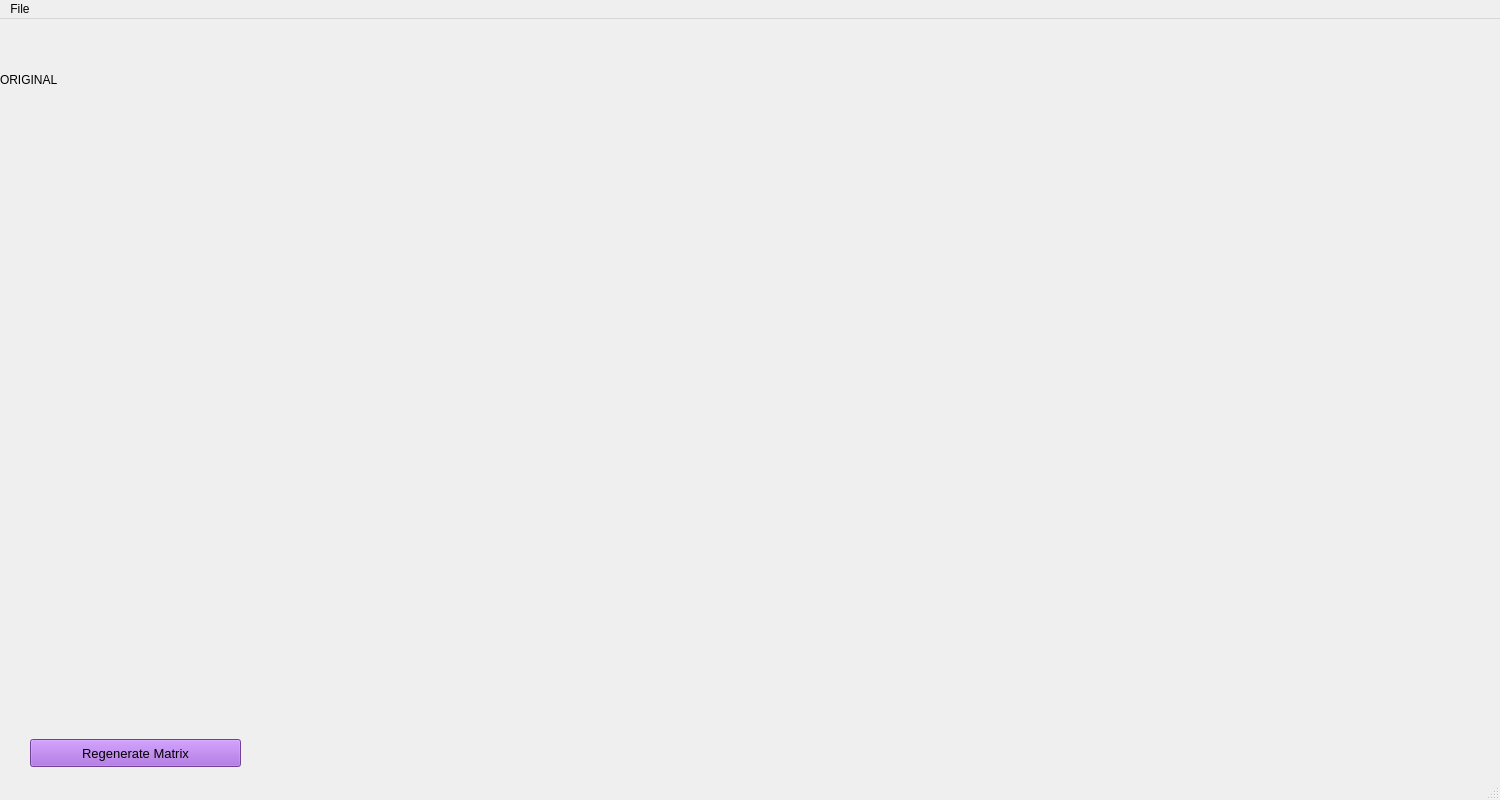
Above: src/qt_designer_file/tuningPanel.ui from jjakow/Noisey-image_Jan before the change. Below: the same form after it.
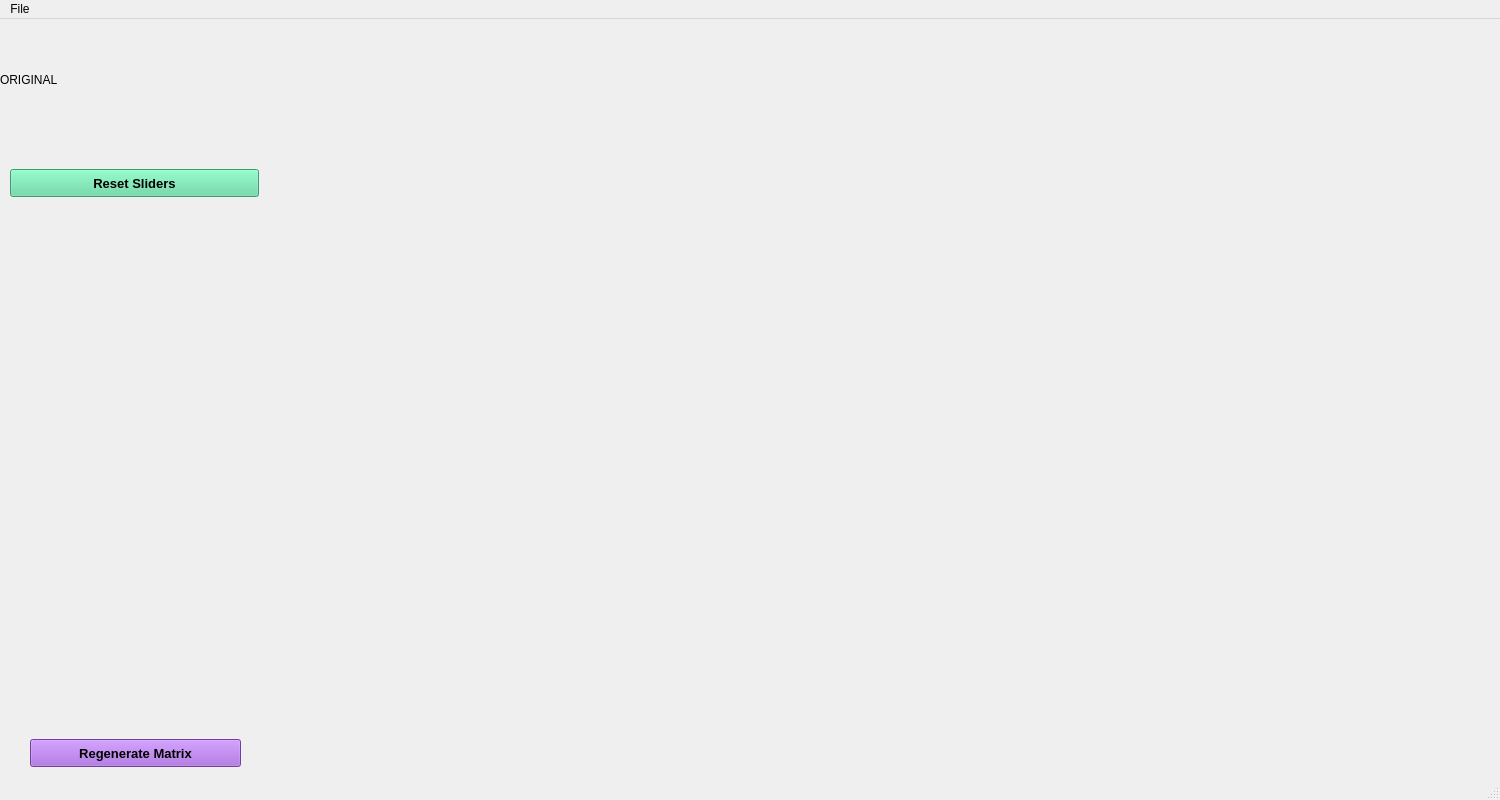
That is the form after the change.

Commit message: Degradation Settings - slider fixes, new button

```diff
--- a/src/qt_designer_file/tuningPanel.ui
+++ b/src/qt_designer_file/tuningPanel.ui
@@ -13,6 +13,12 @@
     <height>800</height>
    </rect>
   </property>
+  <property name="sizePolicy">
+   <sizepolicy hsizetype="Preferred" vsizetype="Preferred">
+    <horstretch>0</horstretch>
+    <verstretch>0</verstretch>
+   </sizepolicy>
+  </property>
   <property name="contextMenuPolicy">
    <enum>Qt::DefaultContextMenu</enum>
   </property>
@@ -37,9 +43,9 @@
     <property name="geometry">
      <rect>
       <x>10</x>
-      <y>139</y>
+      <y>179</y>
       <width>251</width>
-      <height>551</height>
+      <height>511</height>
      </rect>
     </property>
     <layout class="QVBoxLayout" name="sliderLayout"/>
@@ -59,8 +65,8 @@
     <property name="font">
      <font>
       <pointsize>10</pointsize>
-      <weight>50</weight>
-      <bold>false</bold>
+      <weight>75</weight>
+      <bold>true</bold>
       <kerning>false</kerning>
      </font>
     </property>
@@ -148,6 +154,29 @@
     </property>
     <layout class="QVBoxLayout" name="y_label_col"/>
    </widget>
+   <widget class="QPushButton" name="resetSlidersButton">
+    <property name="geometry">
+     <rect>
+      <x>10</x>
+      <y>150</y>
+      <width>249</width>
+      <height>28</height>
+     </rect>
+    </property>
+    <property name="font">
+     <font>
+      <pointsize>10</pointsize>
+      <weight>75</weight>
+      <bold>true</bold>
+     </font>
+    </property>
+    <property name="styleSheet">
+     <string notr="true">background-color: rgb(90, 214, 158)</string>
+    </property>
+    <property name="text">
+     <string>Reset Sliders</string>
+    </property>
+   </widget>
   </widget>
   <widget class="QStatusBar" name="statusbar"/>
   <widget class="QMenuBar" name="menuBar">
```
